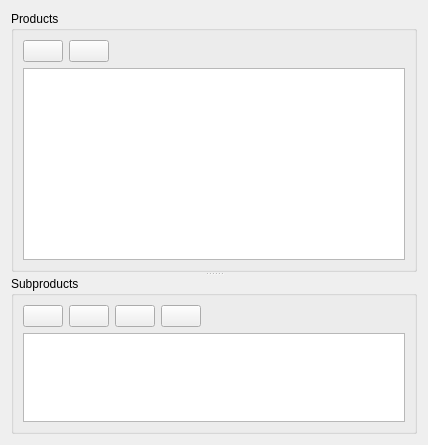
Above: widgets/products/products.ui from thelastpolaris/Loreley before the change. Below: the same form after it.
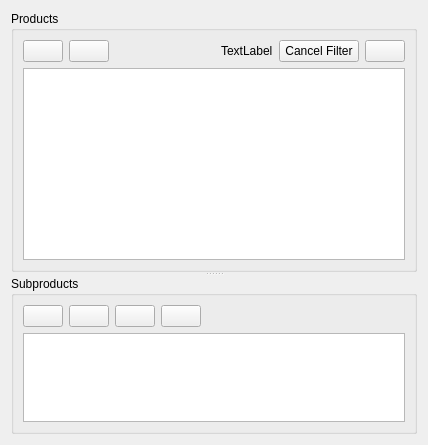
That is the form after the change. Icons and pictures are not drawn.

Patch:
```diff
--- a/widgets/products/products.ui
+++ b/widgets/products/products.ui
@@ -101,6 +101,40 @@
            </property>
           </spacer>
          </item>
+         <item>
+          <widget class="QLabel" name="filterText">
+           <property name="text">
+            <string>TextLabel</string>
+           </property>
+          </widget>
+         </item>
+         <item>
+          <widget class="QPushButton" name="cancelFilterButton">
+           <property name="text">
+            <string>Cancel Filter</string>
+           </property>
+          </widget>
+         </item>
+         <item>
+          <widget class="QPushButton" name="searchButton">
+           <property name="text">
+            <string/>
+           </property>
+           <property name="icon">
+            <iconset resource="../../resources.qrc">
+             <normaloff>:/images/icons/search.png</normaloff>:/images/icons/search.png</iconset>
+           </property>
+           <property name="iconSize">
+            <size>
+             <width>24</width>
+             <height>24</height>
+            </size>
+           </property>
+           <property name="shortcut">
+            <string>Ctrl+F</string>
+           </property>
+          </widget>
+         </item>
         </layout>
        </item>
       </layout>
```
